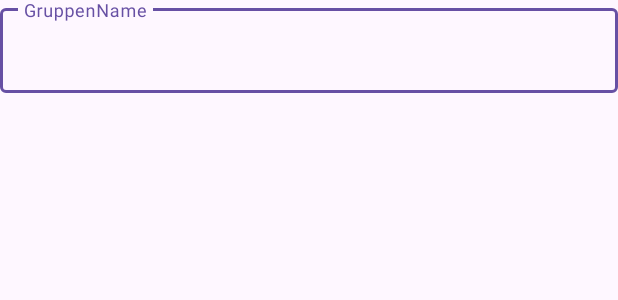
After one commit to UNSERsplit/App, an Android app: the layout popup_add_group.xml on its own in the app's theme, with its tools: preview values and no code run, on a phone screen of 412 x 824 dp. The commit adds this screen. Shown: the top 300 px of the screen. Run offline under Robolectric (Android 15) with nearby library versions, the phone set to English and light mode, and no system bars; network calls fail; Roboto replaces fonts that are not available here.

Commit message:
fck google

```diff
--- /dev/null
+++ b/app/src/main/res/layout/popup_add_group.xml
@@ -0,0 +1,14 @@
+<?xml version="1.0" encoding="utf-8"?>
+
+<com.google.android.material.textfield.TextInputLayout
+    xmlns:android="http://schemas.android.com/apk/res/android"
+    android:layout_width="match_parent"
+    android:layout_height="wrap_content"
+    android:hint="GruppenName">
+
+    <com.google.android.material.textfield.TextInputEditText
+        android:layout_width="match_parent"
+        android:layout_height="wrap_content"
+        android:id="@+id/groupNameEditText"/>
+
+</com.google.android.material.textfield.TextInputLayout>
```
Also changed, not shown: app/src/main/java/at/htlsaalfelden/UNSERsplit/ui/home/HomeActivity.java (+7 -30 lines).
